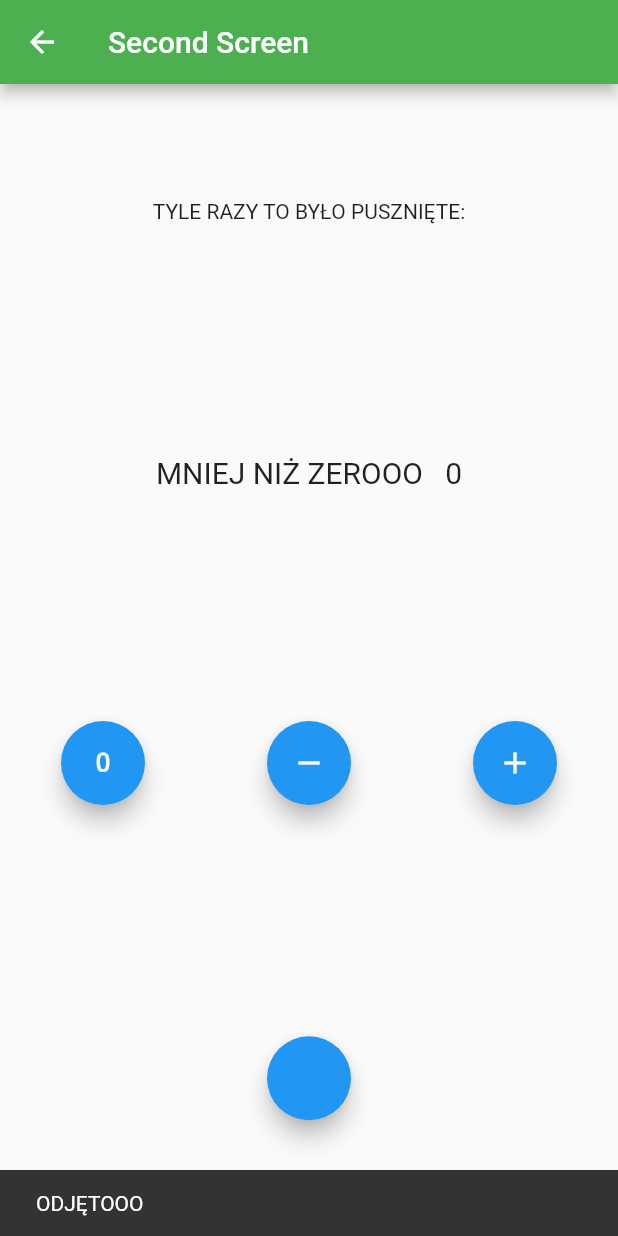
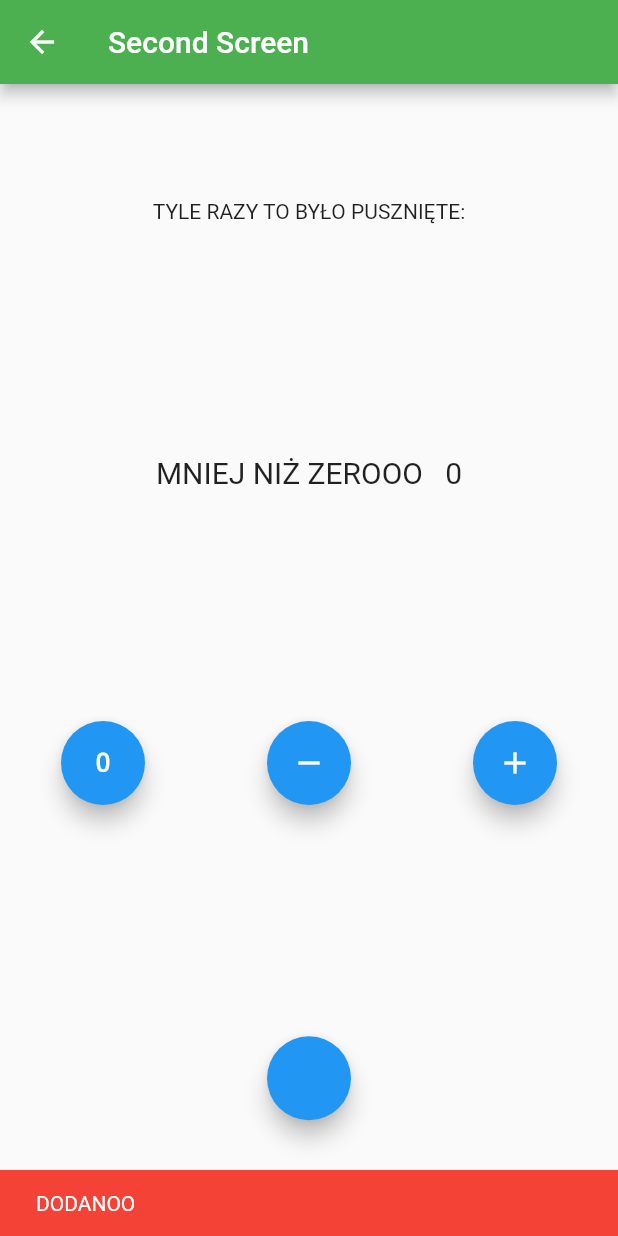
Before and after one commit to dsznycer/bloc_test, a Flutter app: the SecondScreen screen opened by its route, after a tap on the "exposure zero" icon, after a tap on the "remove" icon, after a tap on the "add" icon, on a phone screen of 412 x 824 dp. Run offline on Flutter 3.47's test engine with Material 2 defaults, Android fonts, the light colour scheme and no system bars; our stand-ins replace bloc, connectivity_plus, flutter_bloc; missing offline and left inert: dart:ffi.

Commit message:
new features

```diff
--- a/lib/main.dart
+++ b/lib/main.dart
@@ -6,17 +6,19 @@ import 'package:test_bloc_app/logic/cubit/internet_cubit.dart';
 import 'package:test_bloc_app/presentation/router/app_router.dart';
 
 void main() {
-  runApp(MyApp(
-    appRouter: AppRouter(),
-    connectivity: Connectivity(),
+  runApp(RepositoryProvider<AppRouter>(
+    create: (context) => AppRouter(),
+    child: MyApp(
+      connectivity: Connectivity(),
+    ),
   ));
 }
 
 class MyApp extends StatelessWidget {
-  final AppRouter appRouter;
+  // final AppRouter appRouter;
   final Connectivity connectivity;
 
-  MyApp({required this.appRouter, required this.connectivity});
+  MyApp({required this.connectivity});
 
   @override
   Widget build(BuildContext context) {
@@ -33,7 +35,8 @@ class MyApp extends StatelessWidget {
         theme: ThemeData(
           primaryColor: Colors.blueGrey,
         ),
-        onGenerateRoute: appRouter.onGenerateRoute,
+        onGenerateRoute:
+            RepositoryProvider.of<AppRouter>(context).onGenerateRoute,
       ),
     );
   }
--- a/lib/presentation/router/app_router.dart
+++ b/lib/presentation/router/app_router.dart
@@ -20,7 +20,7 @@ class AppRouter {
       case '/third':
         return MaterialPageRoute(
           builder: (context) =>
-              SecondScreen(color: Colors.green, text: 'Third Screen'),
+              SecondScreen(color: Colors.blue, text: 'Third Screen'),
         );
         break;
       default:
--- a/lib/presentation/screens/home_screen.dart
+++ b/lib/presentation/screens/home_screen.dart
@@ -37,11 +37,14 @@ class _HomeScreenState extends State<HomeScreen> {
         body: BlocListener<CounterCubit, CounterState>(
           listener: (context, state) {
             if (state.isIncremented == true) {
-              ScaffoldMessenger.of(context).showSnackBar(SnackBar(
-                content: Text('DODANOO'),
-                duration: Duration(seconds: 1),
-              ));
-            } else {
+              ScaffoldMessenger.of(context).showSnackBar(
+                SnackBar(
+                  backgroundColor: Colors.red,
+                  content: Text('DODANOO'),
+                  duration: Duration(seconds: 1),
+                ),
+              );
+            } else if (state.isIncremented == false) {
               ScaffoldMessenger.of(context).showSnackBar(SnackBar(
                 content: Text('ODJĘTOOO'),
                 duration: Duration(seconds: 1),
--- a/lib/presentation/screens/second_screen.dart
+++ b/lib/presentation/screens/second_screen.dart
@@ -20,21 +20,7 @@ class _SecondScreenState extends State<SecondScreen> {
         backgroundColor: widget.color,
         title: Text(widget.text),
       ),
-      body: BlocListener<CounterCubit, CounterState>(
-        listener: (context, state) {
-          if (state.isIncremented == true) {
-            ScaffoldMessenger.of(context).showSnackBar(SnackBar(
-              content: Text('DODANOO'),
-              duration: Duration(seconds: 1),
-            ));
-          } else {
-            ScaffoldMessenger.of(context).showSnackBar(SnackBar(
-              content: Text('ODJĘTOOO'),
-              duration: Duration(seconds: 1),
-            ));
-          }
-        },
-        child: Column(
+      body: Column(
         mainAxisAlignment: MainAxisAlignment.spaceAround,
         children: [
           Text('TYLE RAZY TO BYŁO PUSZNIĘTE:'),
@@ -94,7 +80,6 @@ class _SecondScreenState extends State<SecondScreen> {
               onPressed: (() => Navigator.of(context).pop())),
         ],
       ),
-      ),
     );
   }
 }
```
Also changed, not shown: lib/presentation/screens/third_screen.dart (+1 -16 lines). Lines whose indentation alone changed are shown as unchanged.
